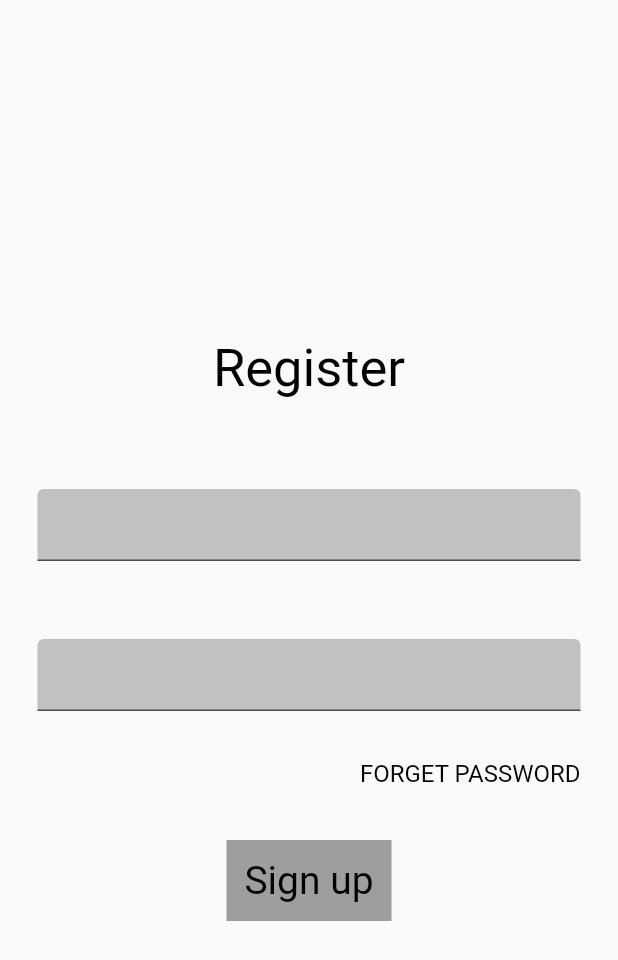
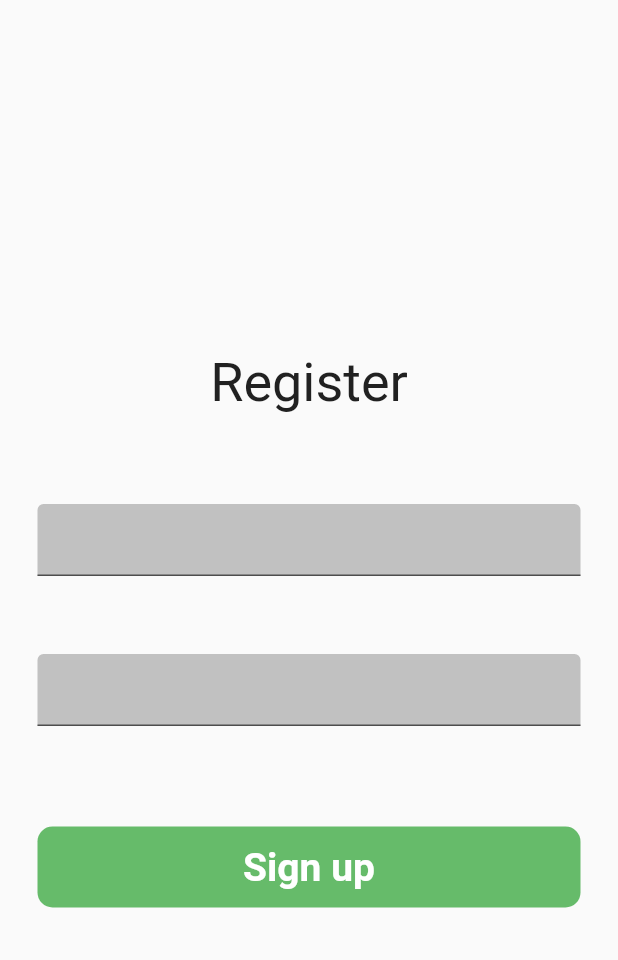
Before and after one commit to MuhammadSabah/Open-Vacancies, a Flutter app: the screen it shows after launch, on a phone screen of 412 x 824 dp. Shown: the top 960 px of the screen. Run offline on Flutter 3.47's test engine with Material 2 defaults, Android fonts, the phone set to English and light mode, and no system bars; our stand-ins replace firebase_auth, firebase_core; accounts and stored records are empty.

Commit message:
Adding style to signup button

```diff
--- a/lib/src/screens/login_screen_view.dart
+++ b/lib/src/screens/login_screen_view.dart
@@ -79,7 +79,12 @@ class _LoginScreenView extends State<LoginScreenView> {
                     ),
                     Container(
                       padding: const EdgeInsets.all(12),
-                      color: Colors.grey,
+                      decoration: const BoxDecoration(
+                        borderRadius: BorderRadius.all(
+                          Radius.circular(10),
+                        ),
+                        color: Colors.grey,
+                      ),
                       child: ElevatedButton(
                         onPressed: () async {
                           final validForm = _formKey.currentState!.validate();
--- a/lib/src/screens/register_screen_view.dart
+++ b/lib/src/screens/register_screen_view.dart
@@ -31,11 +31,11 @@ class _RegisterScreenView extends State<RegisterScreenView> {
             const SizedBox(
               height: 40,
             ),
-            const Text(
+            Text(
               'Register',
               style: TextStyle(
-                fontSize: 35,
-                color: Colors.black,
+                fontSize: 36,
+                color: Colors.grey.shade900,
               ),
             ),
             const SizedBox(height: 35),
@@ -78,18 +78,6 @@ class _RegisterScreenView extends State<RegisterScreenView> {
                   const SizedBox(
                     height: 10,
                   ),
-                  Row(
-                    mainAxisAlignment: MainAxisAlignment.end,
-                    children: const [
-                      Text(
-                        'FORGET PASSWORD',
-                        style: TextStyle(
-                          fontSize: 16,
-                          color: Colors.black,
-                        ),
-                      ),
-                    ],
-                  ),
                   const SizedBox(height: 35),
                   InkWell(
                     onTap: () async {
@@ -107,13 +95,21 @@ class _RegisterScreenView extends State<RegisterScreenView> {
                       }
                     },
                     child: Ink(
+                      width: MediaQuery.of(context).size.width,
                       padding: const EdgeInsets.all(12),
-                      color: Colors.grey,
+                      decoration: BoxDecoration(
+                        borderRadius: const BorderRadius.all(
+                          Radius.circular(10),
+                        ),
+                        color: Colors.green.shade400,
+                      ),
                       child: const Text(
                         'Sign up',
+                        textAlign: TextAlign.center,
                         style: TextStyle(
                           fontSize: 26,
-                          color: Colors.black,
+                          color: Colors.white,
+                          fontWeight: FontWeight.bold,
                         ),
                       ),
                     ),
```
